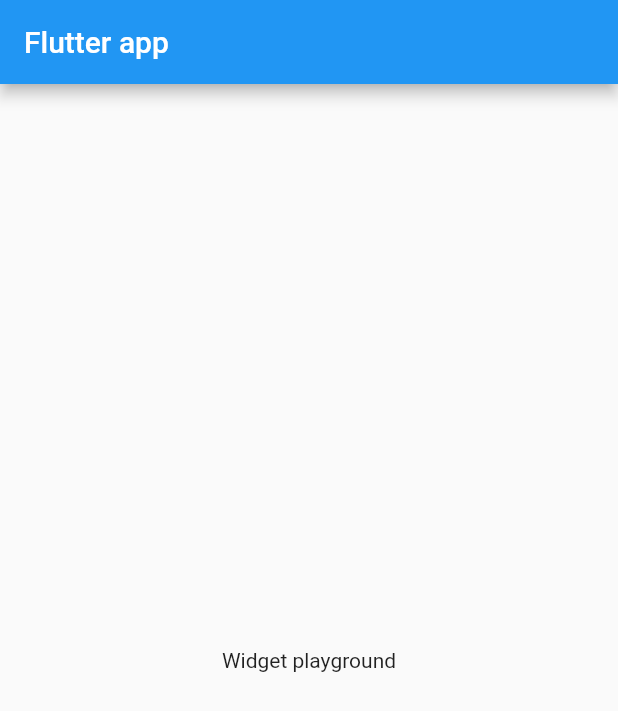
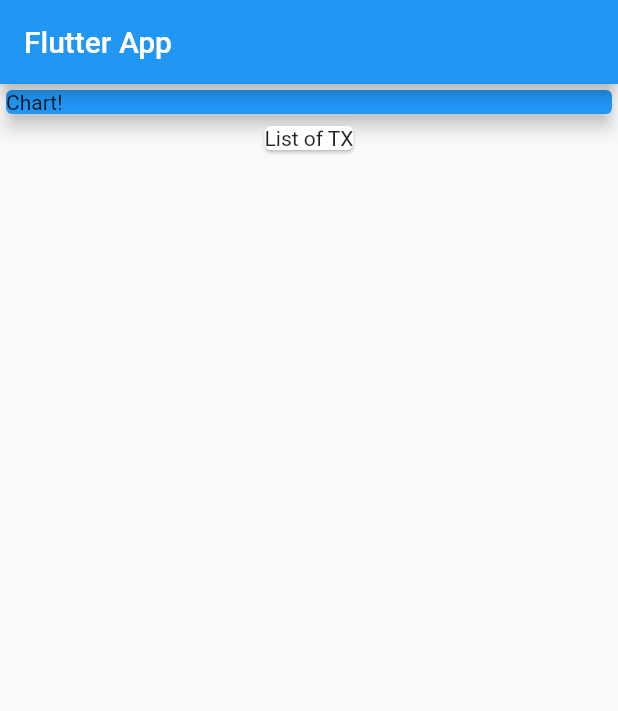
Before and after one commit to ToRexZ/Flutter-Course, a Flutter app: the screen it shows after launch, on a phone screen of 412 x 824 dp. Shown: the top 711 px of the screen. Run offline on Flutter 3.47's test engine with Material 2 defaults, Android fonts, the phone set to English and light mode, and no system bars.

Commit message:
added two cards

```diff
--- a/pe/lib/main.dart
+++ b/pe/lib/main.dart
@@ -12,22 +12,28 @@ class MyApp extends StatelessWidget {
   }
 }
 
-class MyHomePage extends StatefulWidget {
-  @override
-  _MyHomePageState createState() => _MyHomePageState();
-}
-
-class _MyHomePageState extends State<MyHomePage> {
-
-
+class MyHomePage extends StatelessWidget {
   @override
   Widget build(BuildContext context) {
     return Scaffold(
       appBar: AppBar(
-        title: Text('Flutter app'),
+        title: Text('Flutter App'),
       ),
-      body: Center(
-        child: Text('Widget playground'),
+      body: Column(
+        children: <Widget>[
+          //the card by default assumes the size of its child. Only if its parent has a clear size specification, it assumes the parent size.
+          Container(
+            width: double.infinity,
+            child: Card(
+              color: Colors.blue,
+              child: Text('Chart!'),
+              elevation: 5,
+            ),
+          ),
+          Card(
+            child: Text('List of TX'),
+          )
+        ],
       ),
     );
   }
```
